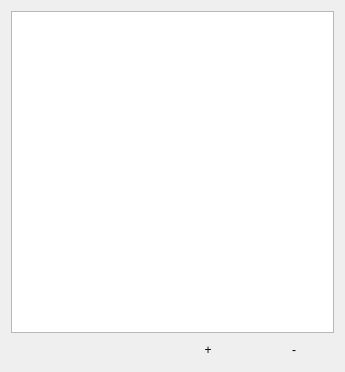
First picture: the form in src/meshlab/ui/layerDialog.ui, repository cnr-isti-vclab/meshlab, before the edit.
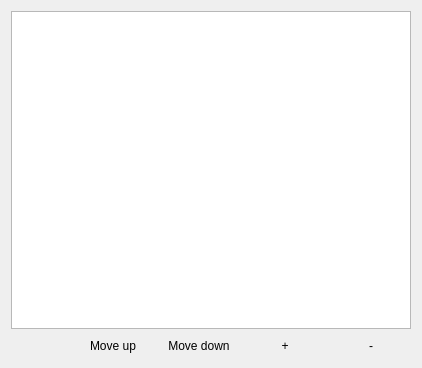
Second picture: the form after the edit.

```diff
--- a/src/meshlab/ui/layerDialog.ui
+++ b/src/meshlab/ui/layerDialog.ui
@@ -5,8 +5,8 @@
    <rect>
     <x>0</x>
     <y>0</y>
-    <width>345</width>
-    <height>372</height>
+    <width>422</width>
+    <height>368</height>
    </rect>
   </property>
   <property name="windowTitle" >
@@ -38,6 +38,26 @@
        </property>
       </spacer>
      </item>
+     <item>
+      <widget class="QPushButton" name="moveUpButton" >
+       <property name="text" >
+        <string>Move up</string>
+       </property>
+       <property name="flat" >
+        <bool>true</bool>
+       </property>
+      </widget>
+     </item>
+     <item>
+      <widget class="QPushButton" name="moveDownButton" >
+       <property name="text" >
+        <string>Move down</string>
+       </property>
+       <property name="flat" >
+        <bool>true</bool>
+       </property>
+      </widget>
+     </item>
      <item>
       <widget class="QPushButton" name="addButton" >
        <property name="toolTip" >
```
